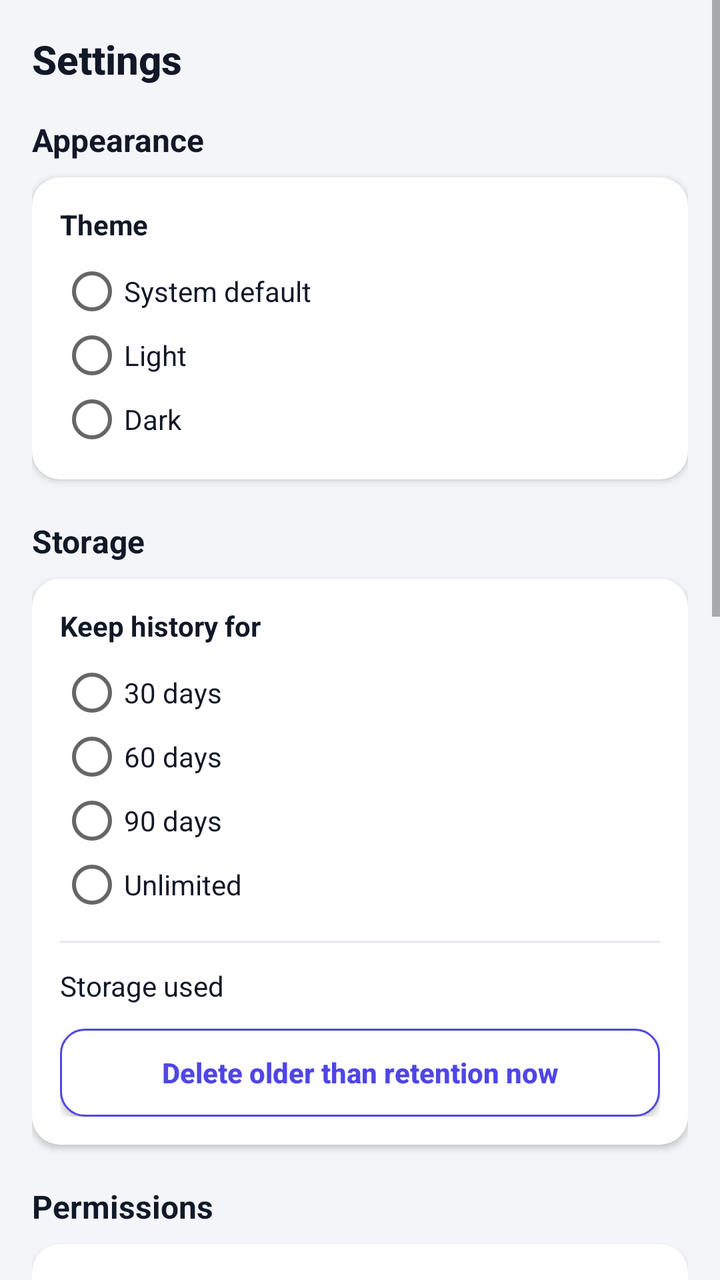
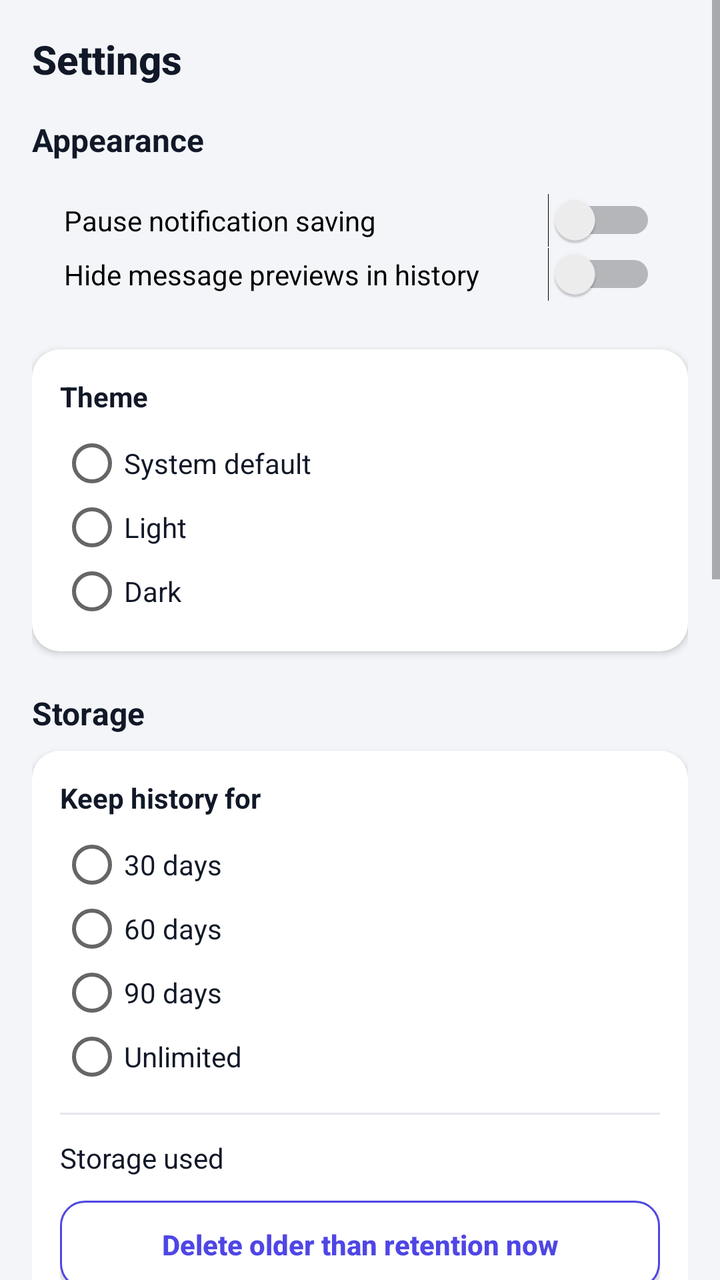

Two renders of the same Android screen: before a commit and after it. Below are the layout's source before the change and the commit's diff.
<!-- AndroidManifest.xml: application theme Theme.Notisave.Light -->
<!-- res/layout/fragment_settings.xml -->
<?xml version="1.0" encoding="utf-8"?>
<ScrollView xmlns:android="http://schemas.android.com/apk/res/android"
    android:layout_width="match_parent"
    android:layout_height="match_parent"
    android:background="?attr/pageBackground">

    <LinearLayout
        android:layout_width="match_parent"
        android:layout_height="wrap_content"
        android:orientation="vertical"
        android:padding="@dimen/page_padding">

        <TextView
            style="@style/Text.Title"
            android:layout_width="wrap_content"
            android:layout_height="wrap_content"
            android:text="@string/settings_title" />

        
        <TextView
            style="@style/Text.SectionTitle"
            android:layout_width="wrap_content"
            android:layout_height="wrap_content"
            android:layout_marginTop="16dp"
            android:text="@string/section_appearance" />

        <LinearLayout
            android:layout_width="match_parent"
            android:layout_height="wrap_content"
            android:layout_marginTop="8dp"
            android:background="@drawable/bg_card"
            android:elevation="2dp"
            android:orientation="vertical"
            android:padding="@dimen/card_padding">

            <TextView
                style="@style/Text.Body"
                android:layout_width="wrap_content"
                android:layout_height="wrap_content"
                android:text="@string/theme_label"
                android:textStyle="bold" />

            <RadioGroup
                android:id="@+id/theme_group"
                android:layout_width="match_parent"
                android:layout_height="wrap_content"
                android:layout_marginTop="8dp"
                android:orientation="vertical">

                <RadioButton
                    android:id="@+id/theme_system"
                    android:layout_width="match_parent"
                    android:layout_height="wrap_content"
                    android:text="@string/theme_system"
                    android:textColor="?attr/textPrimary" />

                <RadioButton
                    android:id="@+id/theme_light"
                    android:layout_width="match_parent"
                    android:layout_height="wrap_content"
                    android:text="@string/theme_light"
                    android:textColor="?attr/textPrimary" />

                <RadioButton
                    android:id="@+id/theme_dark"
                    android:layout_width="match_parent"
                    android:layout_height="wrap_content"
                    android:text="@string/theme_dark"
                    android:textColor="?attr/textPrimary" />
            </RadioGroup>
        </LinearLayout>

        
        <TextView
            style="@style/Text.SectionTitle"
            android:layout_width="wrap_content"
            android:layout_height="wrap_content"
            android:layout_marginTop="20dp"
            android:text="@string/section_storage" />

        <LinearLayout
            android:layout_width="match_parent"
            android:layout_height="wrap_content"
            android:layout_marginTop="8dp"
            android:background="@drawable/bg_card"
            android:elevation="2dp"
            android:orientation="vertical"
            android:padding="@dimen/card_padding">

            <TextView
                style="@style/Text.Body"
                android:layout_width="wrap_content"
                android:layout_height="wrap_content"
                android:text="@string/retention_label"
                android:textStyle="bold" />

            <RadioGroup
                android:id="@+id/retention_group"
                android:layout_width="match_parent"
                android:layout_height="wrap_content"
                android:layout_marginTop="8dp"
                android:orientation="vertical">

                <RadioButton
                    android:id="@+id/retention_30"
                    android:layout_width="match_parent"
                    android:layout_height="wrap_content"
                    android:text="@string/retention_30"
                    android:textColor="?attr/textPrimary" />

                <RadioButton
                    android:id="@+id/retention_60"
                    android:layout_width="match_parent"
                    android:layout_height="wrap_content"
                    android:text="@string/retention_60"
                    android:textColor="?attr/textPrimary" />

                <RadioButton
                    android:id="@+id/retention_90"
                    android:layout_width="match_parent"
                    android:layout_height="wrap_content"
                    android:text="@string/retention_90"
                    android:textColor="?attr/textPrimary" />

                <RadioButton
                    android:id="@+id/retention_unlimited"
                    android:layout_width="match_parent"
                    android:layout_height="wrap_content"
                    android:text="@string/retention_unlimited"
                    android:textColor="?attr/textPrimary" />
            </RadioGroup>

            <View
                android:layout_width="match_parent"
                android:layout_height="1dp"
                android:layout_marginTop="12dp"
                android:layout_marginBottom="12dp"
                android:background="?attr/dividerColor" />

            <LinearLayout
                android:layout_width="match_parent"
                android:layout_height="wrap_content"
                android:gravity="center_vertical"
                android:orientation="horizontal">

                <TextView
                    style="@style/Text.Body"
                    android:layout_width="0dp"
                    android:layout_height="wrap_content"
                    android:layout_weight="1"
                    android:text="@string/storage_used" />

                <TextView
                    android:id="@+id/storage_size"
                    style="@style/Text.Body"
                    android:layout_width="wrap_content"
                    android:layout_height="wrap_content"
                    android:textStyle="bold" />
            </LinearLayout>

            <Button
                android:id="@+id/btn_prune"
                style="@style/Button.Outline"
                android:layout_width="match_parent"
                android:layout_height="wrap_content"
                android:layout_marginTop="12dp"
                android:text="@string/btn_prune_now" />
        </LinearLayout>

        
        <TextView
            style="@style/Text.SectionTitle"
            android:layout_width="wrap_content"
            android:layout_height="wrap_content"
            android:layout_marginTop="20dp"
            android:text="@string/section_permissions" />

        <LinearLayout
            android:layout_width="match_parent"
            android:layout_height="wrap_content"
            android:layout_marginTop="8dp"
            android:background="@drawable/bg_card"
            android:elevation="2dp"
            android:orientation="vertical"
            android:padding="@dimen/card_padding">

            <TextView
                android:id="@+id/access_status_text"
                style="@style/Text.Body"
                android:layout_width="wrap_content"
                android:layout_height="wrap_content"
                android:text="@string/status_disabled" />

            <Button
                android:id="@+id/btn_access_settings"
                style="@style/Button.Primary"
                android:layout_width="match_parent"
                android:layout_height="wrap_content"
                android:layout_marginTop="12dp"
                android:text="@string/btn_open_access_settings" />

            <Button
                android:id="@+id/btn_restart_listener"
                style="@style/Button.Outline"
                android:layout_width="match_parent"
                android:layout_height="wrap_content"
                android:layout_marginTop="8dp"
                android:text="@string/btn_restart_listener" />
        </LinearLayout>

        
        <TextView
            style="@style/Text.SectionTitle"
            android:layout_width="wrap_content"
            android:layout_height="wrap_content"
            android:layout_marginTop="20dp"
            android:text="@string/section_privacy" />

        <LinearLayout
            android:layout_width="match_parent"
            android:layout_height="wrap_content"
            android:layout_marginTop="8dp"
            android:background="@drawable/bg_card"
            android:elevation="2dp"
            android:orientation="vertical"
            android:padding="@dimen/card_padding">

            <LinearLayout
                android:layout_width="match_parent"
                android:layout_height="wrap_content"
                android:gravity="center_vertical"
                android:orientation="horizontal">

                <ImageView
                    android:layout_width="32dp"
                    android:layout_height="32dp"
                    android:src="@drawable/ic_shield"
                    android:tint="@color/accent" />

                <TextView
                    style="@style/Text.Body"
                    android:layout_width="0dp"
                    android:layout_height="wrap_content"
                    android:layout_marginStart="10dp"
                    android:layout_weight="1"
                    android:text="@string/privacy_short" />
            </LinearLayout>

            <Button
                android:id="@+id/btn_privacy"
                style="@style/Button.Outline"
                android:layout_width="match_parent"
                android:layout_height="wrap_content"
                android:layout_marginTop="12dp"
                android:text="@string/btn_view_privacy" />
        </LinearLayout>

        
        <TextView
            style="@style/Text.SectionTitle"
            android:layout_width="wrap_content"
            android:layout_height="wrap_content"
            android:layout_marginTop="20dp"
            android:text="@string/section_about" />

        <LinearLayout
            android:layout_width="match_parent"
            android:layout_height="wrap_content"
            android:layout_marginTop="8dp"
            android:background="@drawable/bg_card"
            android:elevation="2dp"
            android:orientation="vertical"
            android:padding="@dimen/card_padding">

            <LinearLayout
                android:layout_width="match_parent"
                android:layout_height="wrap_content"
                android:gravity="center_vertical"
                android:orientation="horizontal">

                <LinearLayout
                    android:layout_width="52dp"
                    android:layout_height="52dp"
                    android:background="@drawable/bg_button_primary"
                    android:gravity="center">

                    <TextView
                        android:layout_width="wrap_content"
                        android:layout_height="wrap_content"
                        android:text="T"
                        android:textColor="@color/white"
                        android:textSize="26sp"
                        android:textStyle="bold" />
                </LinearLayout>

                <LinearLayout
                    android:layout_width="0dp"
                    android:layout_height="wrap_content"
                    android:layout_marginStart="12dp"
                    android:layout_weight="1"
                    android:orientation="vertical">

                    <TextView
                        style="@style/Text.SectionTitle"
                        android:layout_width="wrap_content"
                        android:layout_height="wrap_content"
                        android:text="@string/developer_name" />

                    <TextView
                        style="@style/Text.Caption"
                        android:layout_width="wrap_content"
                        android:layout_height="wrap_content"
                        android:text="@string/developer_role" />

                    <TextView
                        style="@style/Text.Body"
                        android:layout_width="wrap_content"
                        android:layout_height="wrap_content"
                        android:layout_marginTop="2dp"
                        android:text="@string/contact_whatsapp" />
                </LinearLayout>
            </LinearLayout>

            <TextView
                style="@style/Text.Body"
                android:layout_width="wrap_content"
                android:layout_height="wrap_content"
                android:layout_marginTop="12dp"
                android:text="@string/app_description"
                android:textColor="?attr/textSecondary" />

            <Button
                android:id="@+id/btn_whatsapp"
                style="@style/Button.Primary"
                android:layout_width="match_parent"
                android:layout_height="wrap_content"
                android:layout_marginTop="12dp"
                android:drawableStart="@drawable/ic_chat"
                android:drawablePadding="8dp"
                android:text="@string/btn_whatsapp" />

            <TextView
                style="@style/Text.Caption"
                android:layout_width="wrap_content"
                android:layout_height="wrap_content"
                android:layout_marginTop="12dp"
                android:text="@string/app_version" />
        </LinearLayout>

        <View
            android:layout_width="match_parent"
            android:layout_height="16dp" />
    </LinearLayout>
</ScrollView>
<!-- resources referenced by this layout -->
<resources>
  <color name="accent">#0891B2</color>
  <color name="white">#FFFFFF</color>
  <dimen name="card_padding">14dp</dimen>
  <dimen name="page_padding">16dp</dimen>
  <string name="app_description">Notification Saver helps you securely save, organize, and review your notification history in one place.</string>
  <string name="app_version">Version 1.0</string>
  <string name="btn_open_access_settings">Open Notification Access Settings</string>
  <string name="btn_prune_now">Delete older than retention now</string>
  <string name="btn_restart_listener">Restart Listener Service</string>
  <string name="btn_view_privacy">View Full Privacy Notice</string>
  <string name="btn_whatsapp">Chat on WhatsApp</string>
  <string name="contact_whatsapp">WhatsApp: 03077982214</string>
  <string name="developer_name">Muhammad Taqi</string>
  <string name="developer_role">Developer</string>
  <string name="privacy_short">Notifications may contain personal information. Notisave stores them only on this device, never uploads them, and never asks for an account. You can delete your history at any time.</string>
  <string name="retention_30">30 days</string>
  <string name="retention_60">60 days</string>
  <string name="retention_90">90 days</string>
  <string name="retention_label">Keep history for</string>
  <string name="retention_unlimited">Unlimited</string>
  <string name="section_about">About Developer</string>
  <string name="section_appearance">Appearance</string>
  <string name="section_permissions">Permissions</string>
  <string name="section_privacy">Privacy</string>
  <string name="section_storage">Storage</string>
  <string name="settings_title">Settings</string>
  <string name="status_disabled">Disabled — turn on notification access to start saving</string>
  <string name="storage_used">Storage used</string>
  <string name="theme_dark">Dark</string>
  <string name="theme_label">Theme</string>
  <string name="theme_light">Light</string>
  <string name="theme_system">System default</string>
  <style name="Text.Body" parent="android:TextAppearance.Material.Body1">
          <item name="android:textColor">?attr/textPrimary</item>
          <item name="android:textSize">14sp</item>
      </style>
  <style name="Text.Caption" parent="android:TextAppearance.Material.Caption">
          <item name="android:textColor">?attr/textSecondary</item>
          <item name="android:textSize">12sp</item>
      </style>
  <style name="Text.SectionTitle" parent="android:TextAppearance.Material.Subhead">
          <item name="android:textColor">?attr/textPrimary</item>
          <item name="android:textSize">16sp</item>
          <item name="android:textStyle">bold</item>
      </style>
  <style name="Text.Title" parent="android:TextAppearance.Material.Title">
          <item name="android:textColor">?attr/textPrimary</item>
          <item name="android:textSize">20sp</item>
          <item name="android:textStyle">bold</item>
      </style>
  <color name="primary">#4F46E5</color>
  <dimen name="card_radius">14dp</dimen>
  <color name="primary_dark">#3730A3</color>
  <color name="page_bg_light">#F3F5F9</color>
  <color name="nav_bg_light">#FFFFFF</color>
  <color name="card_bg_light">#FFFFFF</color>
  <color name="text_primary_light">#111827</color>
  <color name="text_secondary_light">#6B7280</color>
  <color name="divider_light">#E5E7EB</color>
  <color name="chip_bg_light">#E8EAF6</color>
  <color name="nav_unselected_light">#9CA3AF</color>
  <color name="primary_soft">#EEF0FE</color>
  <color name="accent_soft">#E0F2F7</color>
  <color name="success">#16A34A</color>
  <color name="warning">#D97706</color>
  <color name="danger">#DC2626</color>
  <!-- unchanged entries left out for length: 8 -->
</resources>

<!-- the commit's change to res/layout/fragment_settings.xml (unified diff, before → after) -->
@@ -23,6 +23,15 @@
             android:layout_height="wrap_content"
             android:layout_marginTop="16dp"
             android:text="@string/section_appearance" />
+
+        <LinearLayout
+            android:layout_width="match_parent"
+            android:layout_height="wrap_content"
+            android:orientation="vertical"
+            android:padding="16dp">
+            <Switch android:id="@+id/switch_capture_pause" android:layout_width="match_parent" android:layout_height="wrap_content" android:text="@string/pause_capture" />
+            <Switch android:id="@+id/switch_redact_previews" android:layout_width="match_parent" android:layout_height="wrap_content" android:text="@string/redact_previews" />
+        </LinearLayout>
 
         <LinearLayout
             android:layout_width="match_parent"
<!-- resource entries referenced after the edit -->
@@ -14,7 +14,9 @@
   <string name="contact_whatsapp">WhatsApp: 03077982214</string>
   <string name="developer_name">Muhammad Taqi</string>
   <string name="developer_role">Developer</string>
+  <string name="pause_capture">Pause notification saving</string>
   <string name="privacy_short">Notifications may contain personal information. Notisave stores them only on this device, never uploads them, and never asks for an account. You can delete your history at any time.</string>
+  <string name="redact_previews">Hide message previews in history</string>
   <string name="retention_30">30 days</string>
   <string name="retention_60">60 days</string>
   <string name="retention_90">90 days</string>
